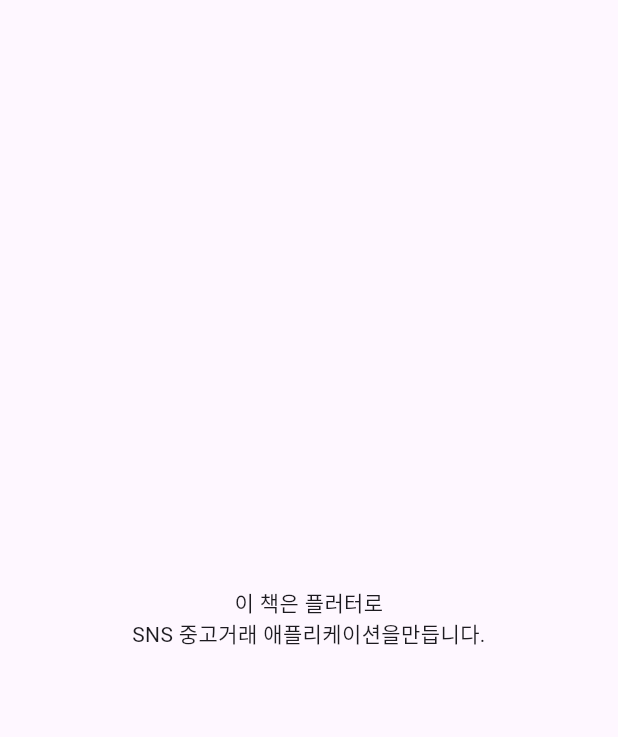
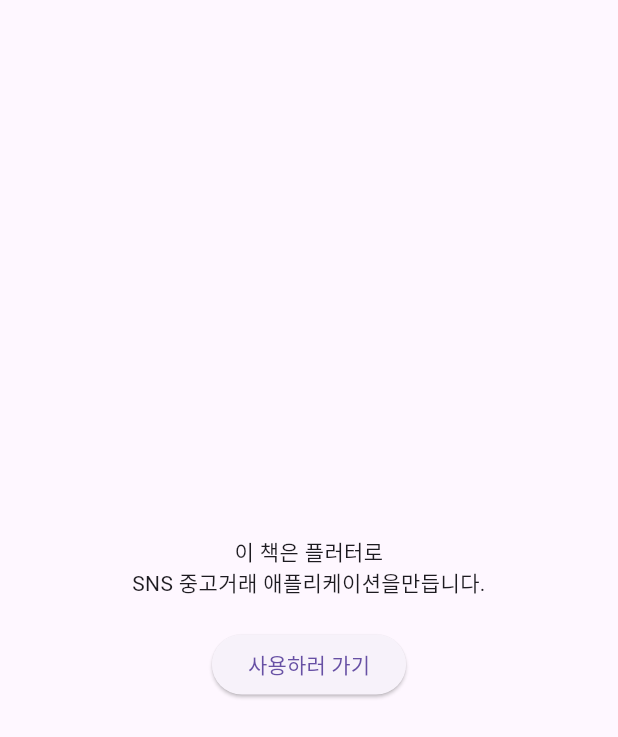
Before and after one commit to hyunwook990/potato_app, a Flutter app: the screen it shows after launch, on a phone screen of 412 x 824 dp. Shown: the top 737 px of the screen. Run offline on Flutter 3.47's test engine with Material 3 defaults, Android fonts, the phone set to English and light mode, and no system bars.

Commit message:
page move

```diff
--- a/potato_app/lib/main.dart
+++ b/potato_app/lib/main.dart
@@ -1,5 +1,6 @@
 import 'package:flutter/material.dart';
 import 'src/app.dart';
 void main() {
+  // app.dart의 MyApp() 실행
   runApp(const MyApp());
 }
--- a/potato_app/lib/src/screens/intro.dart
+++ b/potato_app/lib/src/screens/intro.dart
@@ -1,18 +1,30 @@
 import 'package:flutter/material.dart';
+import 'register.dart';
 
 class Intro extends StatelessWidget {
   const Intro({super.key});
+
   @override
   Widget build(BuildContext context) {
-    return const Scaffold(
+    return Scaffold(
       body : Center(
         child: Column(
           mainAxisSize: MainAxisSize.min,
           children: [
-            Text(
+            const Text(
               '이 책은 플러터로 \nSNS 중고거래 애플리케이션을만듭니다.',
               textAlign: TextAlign.center,
             ),
+            const SizedBox(height: 20),
+            ElevatedButton(
+              onPressed: () {
+                Navigator.push(
+                  context,
+                  MaterialPageRoute(builder: (context) => const Register()),
+                  );
+              },
+              child: Text('사용하러 가기'),
+              )
           ],
         ),
       ),
```
Also changed, not shown: potato_app/lib/src/app.dart (+5 -3 lines), potato_app/lib/src/screens/register.dart (added, +17 -0 lines).
